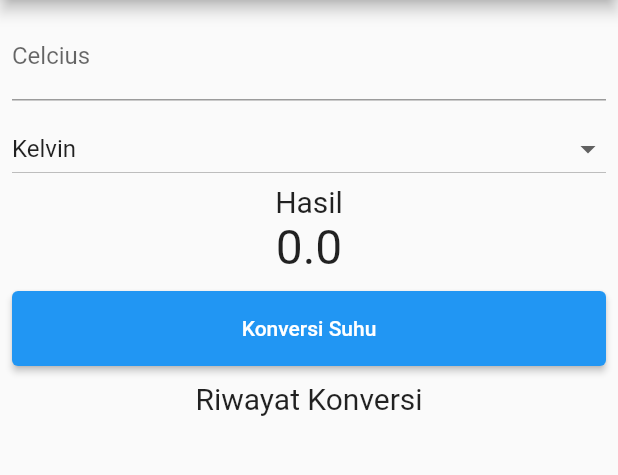
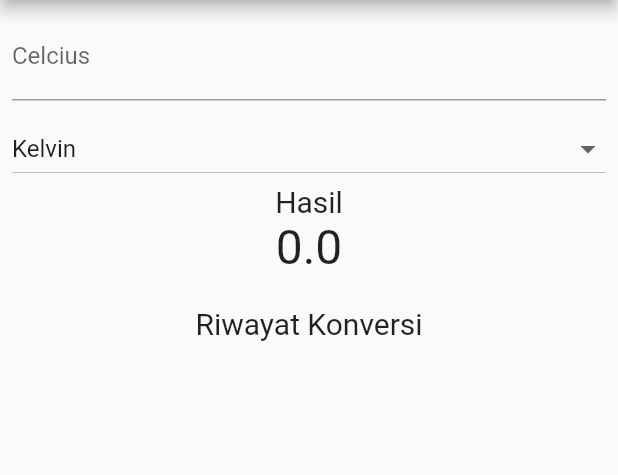
Before and after one commit to zflash123/flutter_konverter_suhu_js4_1, a Flutter app: the screen it shows after launch, on a phone screen of 412 x 824 dp, the part 84-559 px from its top. Run offline on Flutter 3.47's test engine with Material 2 defaults, Android fonts, the phone set to English and light mode, and no system bars.

```diff
--- a/lib/main.dart
+++ b/lib/main.dart
@@ -3,7 +3,6 @@ import 'package:flutter_konverter_suhu/widgets/DropdownSuhu.dart';
 import 'package:flutter_konverter_suhu/widgets/HasilPerhitungan.dart';
 import 'package:flutter_konverter_suhu/widgets/RiwayatKonversi.dart';
 import '/widgets/InputanSuhu.dart';
-import '/widgets/TombolKonversi.dart';
 
 void main() {
   runApp(const KonvertSuhu());
@@ -36,6 +35,7 @@ class _KonvertSuhuState extends State<KonvertSuhu> {
       } else if (yangDiklik == "Reamur") {
         _newValue = 'Reamur';
       }
+      convert();
     });
   }
   void convert() {
@@ -92,9 +92,6 @@ class _KonvertSuhuState extends State<KonvertSuhu> {
               ),
               HasilPerhitungan(result: _result),
               const SizedBox(height: 10),
-              TombolKonversi(
-                convert1: convert,
-              ),
               const SizedBox(
                 height: 10,
               ),
--- a/lib/widgets/TombolKonversi.dart
+++ /dev/null
@@ -1,24 +0,0 @@
-import 'package:flutter/material.dart';
-
-class TombolKonversi extends StatelessWidget {
-
-  const TombolKonversi( {
-    Key? key,
-    required this.convert1,
-
-  }) : super(key: key);
-  final Function convert1;
-
-  @override
-  Widget build(BuildContext context) {
-    return ElevatedButton(
-      style: ElevatedButton.styleFrom(
-        minimumSize: const Size.fromHeight(50),
-      ),
-      onPressed: () {
-        convert1();
-      },
-      child: const Text('Konversi Suhu'),
-    );
-  }
-}
```
